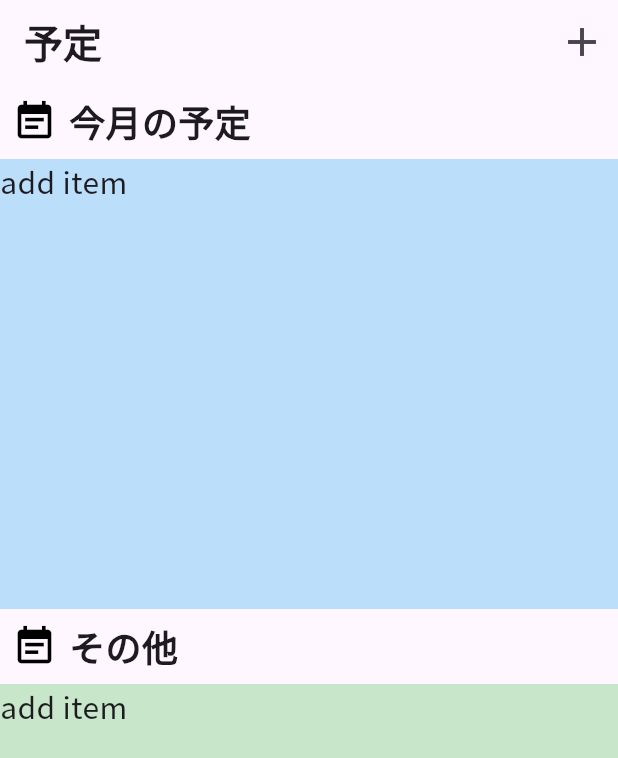
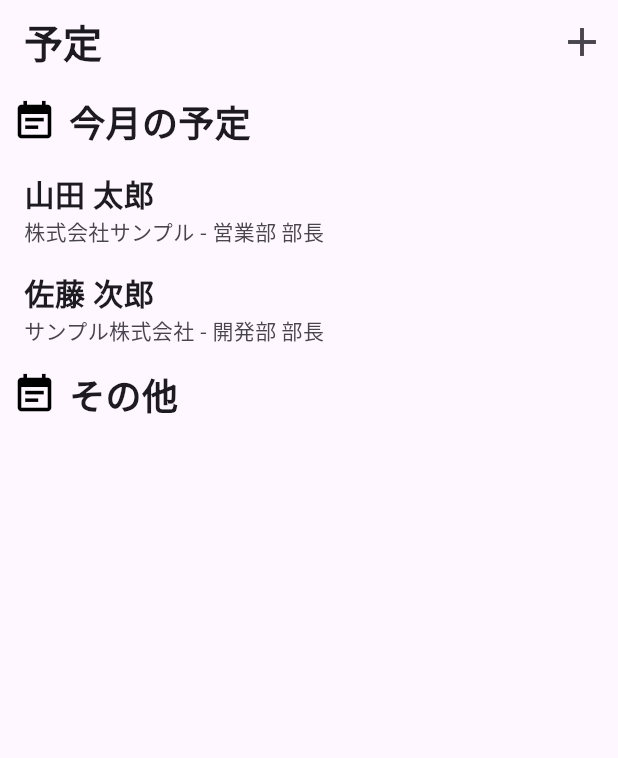
Before and after one commit to Kocuya/to_marketing, a Flutter app: the screen it shows after launch, on a phone screen of 412 x 824 dp. Shown: the top 758 px of the screen. Run offline on Flutter 3.47's test engine with Material 3 defaults, Android fonts, the light colour scheme and no system bars; our stand-ins replace google_fonts.

Commit message:
add a item widget

```diff
--- a/lib/scr/models/personal_information.dart
+++ b/lib/scr/models/personal_information.dart
@@ -6,7 +6,7 @@ class PersonalInfoItem {
   final String? phoneNumber;
   final String? email;
   final String? companyName;
-  final String? position;
+  final String? post;
   final String? memo;
 
   PersonalInfoItem({
@@ -17,7 +17,7 @@ class PersonalInfoItem {
     this.phoneNumber,
     this.email,
     this.companyName,
-    this.position,
+    this.post,
     this.memo,
   });
 
@@ -29,7 +29,7 @@ class PersonalInfoItem {
         phoneNumber: json['phoneNumber'],
         email: json['email'],
         companyName: json['companyName'],
-        position: json['position'],
+        post: json['post'],
         memo: json['memo'],
       );
 
@@ -41,7 +41,7 @@ class PersonalInfoItem {
         'phoneNumber': phoneNumber,
         'email': email,
         'companyName': companyName,
-        'position': position,
+        'post': post,
         'memo': memo,
       };
 }
--- a/lib/scr/views/pages/contact_schedule.dart
+++ b/lib/scr/views/pages/contact_schedule.dart
@@ -1,5 +1,12 @@
 import 'package:flutter/material.dart';
 import 'add_person.dart';
+import '/scr/models/personal_information.dart';
+
+final List<PersonalInfoItem> example = [
+  PersonalInfoItem(id: "0",notificationTag: "everyWeek",notificationFrequency: 1,name: "山田 太郎", companyName: "株式会社サンプル", post: "営業部 部長"),
+  PersonalInfoItem(id: "1",notificationTag: "everymonth",notificationFrequency: 1,name: "佐藤 次郎", companyName: "サンプル株式会社", post: "開発部 部長"),
+  // 他にも必要に応じて追加
+];
 
 class SchedulePage extends StatelessWidget {
   const SchedulePage({super.key});
@@ -23,36 +30,13 @@ class SchedulePage extends StatelessWidget {
       ),
       body: SingleChildScrollView(
         child: Column(
-          crossAxisAlignment: CrossAxisAlignment.start,
+          crossAxisAlignment: CrossAxisAlignment.center,
           children: <Widget>[
-            const SectionTitle(title: '今月の予定', ),
-            Container(
-              height: 300,
-              color: Colors.blue[100],
-              child:const Align(
-                alignment: Alignment.topLeft,
-                child: Text('add item', style: TextStyle(fontSize: 20)),
-              ),
-            ),
-            const SectionTitle(title: 'その他'),
-            Container(
-              height: 1000,
-              color: Colors.green[100],
-              child:const Align(
-                alignment: Alignment.topLeft,
-                child: Text('add item', style: TextStyle(fontSize: 20)),
-              ),
-            ),
-            Container(
-              height: 30,
-              color: Colors.white,
-              child:const Align(
-                alignment: Alignment.topRight,
-                child: Text('END LIST',style: TextStyle(fontSize: 20), selectionColor: Color.fromARGB(255, 201, 201, 201),),
-              )
-            ),
+            const SectionTitle(title: '今月の予定'),
+            ...example.map((infoItem) => PersonalInfoTile(infoItem: infoItem)).toList(),
+            const SectionTitle(title: 'その他')
           ],
-        ),
+        )
       ),
     );
   }
@@ -79,3 +63,21 @@ class SectionTitle extends StatelessWidget {
     );
   }
 }
+
+
+class PersonalInfoTile extends StatelessWidget {
+  final PersonalInfoItem infoItem;
+
+  const PersonalInfoTile({Key? key, required this.infoItem}) : super(key: key);
+
+  @override
+  Widget build(BuildContext context) {
+    return ListTile(
+      title: Text(
+        infoItem.name,
+        style:const TextStyle(fontSize: 20, fontWeight: FontWeight.bold),
+      ),
+      subtitle: Text('${infoItem.companyName} - ${infoItem.post}'),
+    );
+  }
+}
```
Also changed, not shown: lib/scr/views/pages/item_editing.dart (added), lib/scr/views/widgets/item_editing.dart (deleted).
